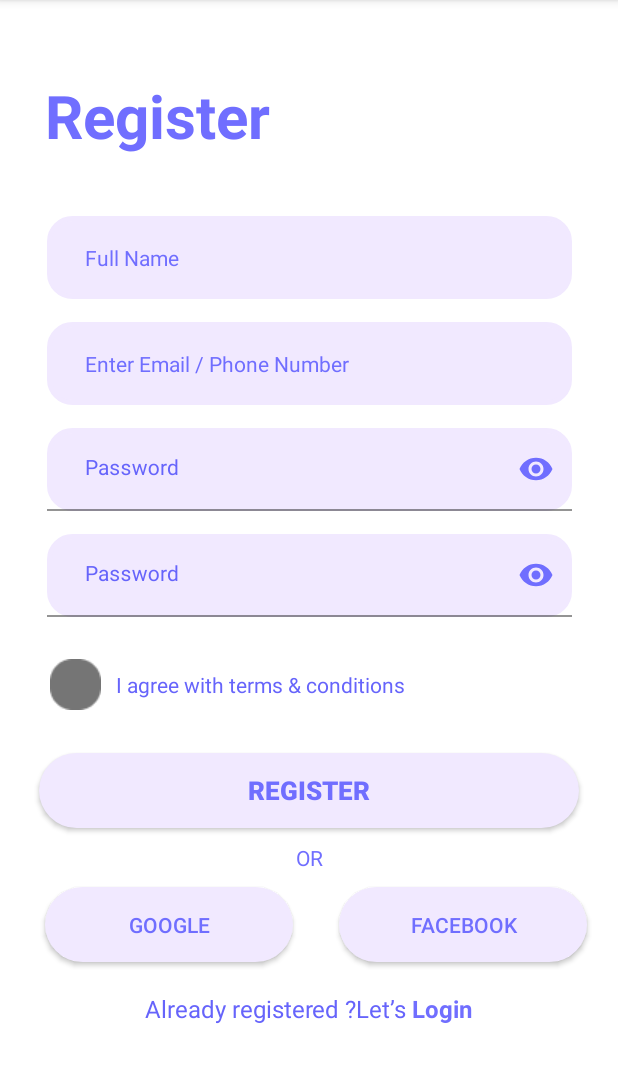
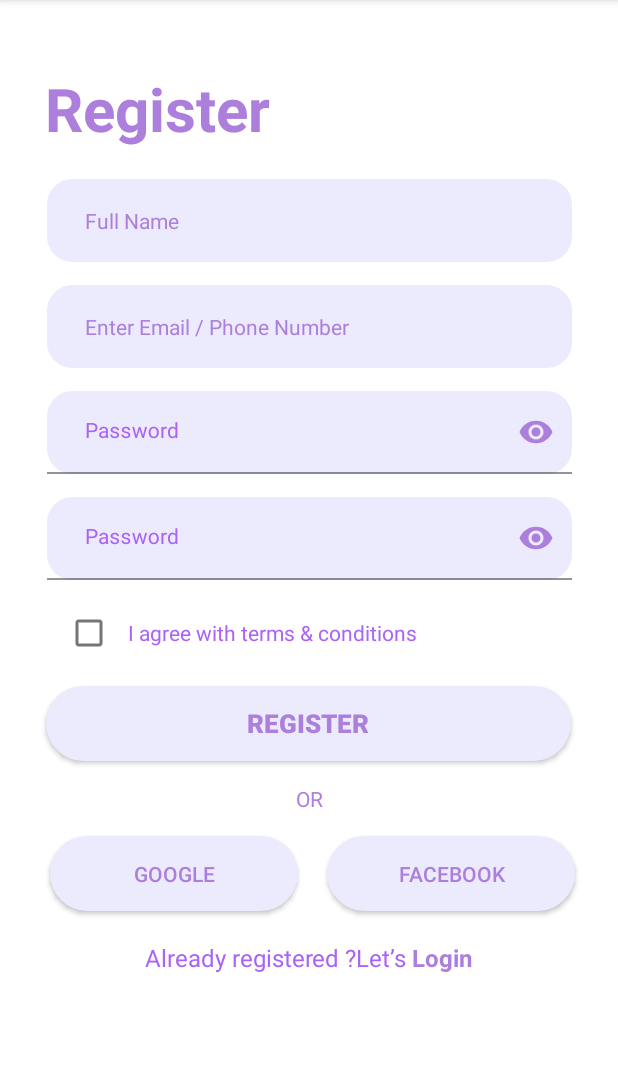
Before and after one commit to darfaskhieva19/LayoutFaskhieva, an Android app: the screen it shows after launch (RegActivity), after a tap on an icon or button, on a phone screen of 412 x 824 dp, the part 84-1167 px from its top. Run offline under Robolectric (Android 15) with nearby library versions, the phone set to English and light mode, and no system bars; 1 other tap on this screen came first.

Commit message:
commit 16/11/22

```diff
--- a/app/src/main/java/com/example/layoutfaskhieva/CongratsActivity.java
+++ b/app/src/main/java/com/example/layoutfaskhieva/CongratsActivity.java
@@ -3,6 +3,7 @@ package com.example.layoutfaskhieva;
 import androidx.appcompat.app.AppCompatActivity;
 
 import android.os.Bundle;
+import android.widget.CheckBox;
 
 public class CongratsActivity extends AppCompatActivity {
 
@@ -10,5 +11,6 @@ public class CongratsActivity extends AppCompatActivity {
     protected void onCreate(Bundle savedInstanceState) {
         super.onCreate(savedInstanceState);
         setContentView(R.layout.activity_congrats);
+
     }
 }
--- a/app/src/main/java/com/example/layoutfaskhieva/LogActivity.java
+++ b/app/src/main/java/com/example/layoutfaskhieva/LogActivity.java
@@ -13,8 +13,6 @@ import android.widget.TextView;
 public class LogActivity extends AppCompatActivity {
 
     private CheckBox checkBox;
-    Button log;
-    EditText email, pass;
 
     @Override
     protected void onCreate(Bundle savedInstanceState) {
@@ -22,9 +20,6 @@ public class LogActivity extends AppCompatActivity {
         setContentView(R.layout.activity_log);
 
         checkBox = findViewById(R.id.chkBox);
-        log = findViewById(R.id.btnLog);
-        email = findViewById(R.id.Et_PhoneEmail);
-        pass = findViewById(R.id.edPasswordLog);
     }
 
     public void onRegister(View view) {
--- a/app/src/main/java/com/example/layoutfaskhieva/MainActivity.java
+++ b/app/src/main/java/com/example/layoutfaskhieva/MainActivity.java
@@ -8,7 +8,7 @@ import android.os.Handler;
 import android.window.SplashScreen;
 
 public class MainActivity extends AppCompatActivity {
-    private final int SPLASH_DISPLAY_LENGHT = 2000;
+    private final int SPLASH_DISPLAY_LENGHT = 3000;
     @Override
     protected void onCreate(Bundle savedInstanceState) {
         super.onCreate(savedInstanceState);
--- a/app/src/main/java/com/example/layoutfaskhieva/RegActivity.java
+++ b/app/src/main/java/com/example/layoutfaskhieva/RegActivity.java
@@ -11,35 +11,23 @@ import android.widget.EditText;
 
 public class RegActivity extends AppCompatActivity {
 
-    Button reg;
-    EditText name, email, pass, confirmPassword;
-    CheckBox checkB;
+    private CheckBox checkBox;
 
     @Override
     protected void onCreate(Bundle savedInstanceState) {
         super.onCreate(savedInstanceState);
         setContentView(R.layout.activity_reg);
 
-        reg = findViewById(R.id.btnReg);
-        name = findViewById(R.id.Et_FullName);
-        email = findViewById(R.id.Et_Phone_Email);
-        pass = findViewById(R.id.edPasswordReg);
-        confirmPassword = findViewById(R.id.editPassword);
-        checkB = findViewById(R.id.checkBox);
+        checkBox = findViewById(R.id.checkBox);
     }
 
     public void onLogIn(View view) {
-        Intent logIntent = new Intent(this,LogActivity.class);
+        Intent logIntent = new Intent(this, LogActivity.class);
         startActivity(logIntent);
     }
 
     public void onRegister(View v) {
-        if (!email.getText().toString().isEmpty() &&
-                !pass.getText().toString().isEmpty() &&
-                !name.getText().toString().isEmpty() &&
-                !confirmPassword.getText().toString().isEmpty() &&
-                checkB.isChecked()) {
-            startActivity(new Intent(RegActivity.this, CongratsActivity.class));
-        }
+        Intent intent = new Intent(this, CongratsActivity.class);
+        startActivity(intent);
     }
 }
--- a/app/src/main/res/drawable/checkbox_designed.xml
+++ b/app/src/main/res/drawable/checkbox_designed.xml
@@ -1,9 +1,4 @@
 <?xml version="1.0" encoding="utf-8"?>
 <selector xmlns:android="http://schemas.android.com/apk/res/android" >
-    <item android:state_checked="true"
-        android:drawable="@drawable/checkbox"/>
-    <item android:state_pressed="true"
-        android:drawable="@drawable/checkbox2"/>
-    <item android:state_pressed="false"
-        android:drawable="@drawable/checkbox"/>
+
 </selector>
--- a/app/src/main/res/layout/activity_reg.xml
+++ b/app/src/main/res/layout/activity_reg.xml
@@ -23,14 +23,16 @@
                 android:id="@+id/txtReg"
                 android:layout_width="wrap_content"
                 android:layout_height="wrap_content"
-        android:layout_marginStart="30dp"
-        android:layout_marginTop="50dp"
+                android:layout_marginTop="45dp"
+                android:layout_marginLeft="30dp"
                 android:text="@string/Reg"
                 android:textColor="@color/mainColor"
                 android:textSize="40sp"
                 android:textStyle="bold"
                 app:layout_constraintStart_toStartOf="parent"
-        app:layout_constraintTop_toTopOf="parent" />
+                app:layout_constraintTop_toTopOf="parent"
+                app:layout_constraintBottom_toTopOf="@+id/Et_FullName"
+                />
 
     <EditText
         android:id="@+id/Et_FullName"
@@ -38,16 +40,16 @@
         android:layout_height="55dp"
         android:layout_marginStart="26dp"
         android:layout_marginEnd="26dp"
-        android:layout_marginTop="40dp"
+        android:layout_marginTop="20dp"
         android:text="@string/FullName"
         android:textSize="14sp"
         android:textColor="@color/mainColor"
         android:paddingLeft="25dp"
-        android:paddingRight="25dp"
         android:background="@drawable/border_text"
         app:layout_constraintTop_toBottomOf="@+id/txtReg"
         app:layout_constraintEnd_toEndOf="parent"
-        app:layout_constraintStart_toStartOf="parent"/>
+        app:layout_constraintStart_toStartOf="parent"
+        app:layout_constraintBottom_toTopOf="@+id/Et_Phone_Email"/>
 
     <EditText
         android:id="@+id/Et_Phone_Email"
@@ -59,12 +61,30 @@
         android:text="@string/EnterPhone"
         android:textColor="@color/mainColor"
         android:paddingLeft="25dp"
-        android:paddingRight="25dp"
         android:background="@drawable/border_text"
         android:textSize="14sp"
         app:layout_constraintEnd_toEndOf="parent"
         app:layout_constraintStart_toStartOf="parent"
-        app:layout_constraintTop_toBottomOf="@+id/Et_FullName"/>
+        app:layout_constraintTop_toBottomOf="@+id/Et_FullName"
+        app:layout_constraintBottom_toTopOf="@+id/edPasswordReg"/>
+
+            <CheckBox
+                android:id="@+id/checkBox"
+                android:layout_width="300dp"
+                android:layout_height="40dp"
+                android:layout_marginLeft="20dp"
+                android:layout_marginTop="15dp"
+                android:layout_marginEnd="26dp"
+                android:text="@string/tAgree"
+                android:textColor="@color/forTxt"
+
+                android:textSize="14sp"
+                android:padding="10dp"
+                app:layout_constraintEnd_toEndOf="parent"
+                app:layout_constraintStart_toStartOf="parent"
+                app:layout_constraintTop_toBottomOf="@+id/editPassword"
+                app:layout_constraintBottom_toTopOf="@+id/btnReg"
+                />
 
     <com.google.android.material.textfield.TextInputLayout
         android:id="@+id/edPasswordReg"
@@ -78,6 +98,7 @@
         app:layout_constraintEnd_toEndOf="parent"
         app:layout_constraintStart_toStartOf="parent"
         app:layout_constraintTop_toBottomOf="@+id/Et_Phone_Email"
+        app:layout_constraintBottom_toTopOf="@+id/editPassword"
         android:textColorHint="@color/forTxt">
         <com.google.android.material.textfield.TextInputEditText
             android:id="@id/edPasswordReg"
@@ -105,6 +126,7 @@
         app:layout_constraintEnd_toEndOf="parent"
         app:layout_constraintStart_toStartOf="parent"
         app:layout_constraintTop_toBottomOf="@+id/edPasswordReg"
+        app:layout_constraintBottom_toTopOf="@+id/checkBox"
         android:textColorHint="@color/forTxt">
         <com.google.android.material.textfield.TextInputEditText
             android:id="@id/editPassword"
@@ -120,29 +142,12 @@
             tools:ignore="RtlSymmetry" />
     </com.google.android.material.textfield.TextInputLayout>
 
-    <CheckBox
-        android:id="@+id/checkBox"
-        android:layout_width="300dp"
-        android:layout_height="40dp"
-        android:layout_marginStart="15dp"
-        android:layout_marginTop="25dp"
-        android:layout_marginEnd="26dp"
-        android:button="@drawable/checkbox_designed"
-        android:padding="10dp"
-        android:text="@string/tAgree"
-        android:textColor="@color/forTxt"
-        android:textSize="14sp"
-        app:layout_constraintEnd_toEndOf="parent"
-        app:layout_constraintHorizontal_bias="0.25"
-        app:layout_constraintStart_toStartOf="parent"
-        app:layout_constraintTop_toBottomOf="@+id/editPassword" />
-
     <android.widget.Button
         android:id="@+id/btnReg"
-        android:layout_width="360dp"
+        android:layout_width="350dp"
         android:layout_height="50dp"
         android:layout_marginBottom="32dp"
-        android:layout_marginTop="25dp"
+        android:layout_marginTop="15dp"
         android:layout_marginStart="26dp"
         android:layout_marginEnd="26dp"
         android:text="Register"
@@ -154,7 +159,8 @@
         app:layout_constraintEnd_toEndOf="parent"
         app:layout_constraintHorizontal_bias="0.498"
         app:layout_constraintStart_toStartOf="parent"
-        app:layout_constraintTop_toBottomOf="@+id/checkBox" />
+        app:layout_constraintTop_toBottomOf="@+id/checkBox"
+        app:layout_constraintBottom_toTopOf="@+id/txtOR"/>
 
     <TextView
         android:id="@+id/txtOR"
@@ -163,7 +169,7 @@
         android:text="OR"
         android:textSize="14sp"
         android:textColor="@color/mainColor"
-        android:layout_marginTop="10dp"
+        android:layout_marginTop="15dp"
         app:layout_constraintEnd_toEndOf="parent"
         app:layout_constraintStart_toStartOf="parent"
         app:layout_constraintTop_toBottomOf="@+id/btnReg" />
@@ -172,22 +178,23 @@
                 android:id="@+id/btnGOOGLE"
                 android:layout_width="165dp"
                 android:layout_height="50dp"
-        android:layout_marginStart="9dp"
-        android:layout_marginTop="10dp"
+                android:layout_marginStart="30dp"
+                android:layout_marginTop="15dp"
                 android:background="@drawable/color_btn"
                 android:text="GOOGLE"
+                android:textColor="@color/mainColor"
                 android:textSize="14sp"
-        android:textColor="@color/mainColor"
-        app:layout_constraintTop_toBottomOf="@+id/txtOR"
+                app:layout_constraintEnd_toStartOf="@+id/btnFACEBOOK"
                 app:layout_constraintStart_toStartOf="parent"
-        app:layout_constraintEnd_toStartOf="@+id/btnFACEBOOK" />
+                app:layout_constraintTop_toBottomOf="@+id/txtOR" />
 
             <android.widget.Button
                 android:id="@+id/btnFACEBOOK"
                 android:layout_width="165dp"
                 android:layout_height="50dp"
-        android:layout_marginStart="10dp"
-        android:layout_marginTop="10dp"
+                android:layout_marginStart="15dp"
+                android:layout_marginTop="15dp"
+                android:layout_marginEnd="25sp"
                 android:background="@drawable/color_btn"
                 android:text="FACEBOOK"
                 android:textColor="@color/mainColor"
@@ -211,7 +218,8 @@
         app:layout_constraintEnd_toEndOf="parent"
         app:layout_constraintStart_toEndOf="@+id/btnGOOGLE"
         app:layout_constraintStart_toStartOf="parent"
-        app:layout_constraintTop_toBottomOf="@+id/btnFACEBOOK" />
+        app:layout_constraintTop_toBottomOf="@+id/btnFACEBOOK"
+        />
         </androidx.constraintlayout.widget.ConstraintLayout>
 
     </ScrollView>
--- a/app/src/main/res/values/colors.xml
+++ b/app/src/main/res/values/colors.xml
@@ -7,8 +7,8 @@
     <color name="teal_700">#FF018786</color>
     <color name="black">#FF000000</color>
     <color name="white">#FFFFFFFF</color>
-    <color name="mainColor">#706EFF</color>
-    <color name="forTxt">#6664FB</color>
-    <color name="forFields">#F1E9FF</color>
-    <color name="bottomTxt">#9176FF</color>
+    <color name="mainColor">#AD7FDC</color>
+    <color name="forTxt">#AB63F5</color>
+    <color name="forFields">#EBEBFD</color>
+    <color name="bottomTxt">#BC81F9</color>
 </resources>
--- a/app/src/main/res/values/strings.xml
+++ b/app/src/main/res/values/strings.xml
@@ -2,15 +2,15 @@
     <string name="app_name">LayoutFaskhieva</string>
     <string name="AppName">App Name</string>
     <string name="Text">Lorem ipsum dolor sit amet, consectetur</string>
-    <string name="txtTeam"><font color="#6664FB">Product of</font><font color="#706EFF"><b>Team Name</b></font></string>
+    <string name="txtTeam"><font color="#AB63F5">Product of</font><font color="#AD7FDC"><b>Team Name</b></font></string>
     <string name="Reg">Register</string>
     <string name="FullName">Full Name</string>
     <string name="EnterPhone">Enter Email / Phone Number</string>
     <string name="tAgree">I agree with terms &amp; conditions</string>
-    <string name="tAlready"><font color="#6664FB">Already registered ?Let’s </font><font color="#706EFF"><b>Login</b></font></string>
+    <string name="tAlready"><font color="#AB63F5">Already registered ?Let’s </font><font color="#AD7FDC"><b>Login</b></font></string>
     <string name="Account">Account Created\nSuccessfully</string>
     <string name="Log">Log In</string>
     <string name="ForgetPass">Forget Password?</string>
     <string name="Remember">Remember Password</string>
-    <string name="HaveAccount"><font color="#6664FB">Dont’ have an account? Let’s  </font><font color="#706EFF"><b>Register</b></font></string>
+    <string name="HaveAccount"><font color="#AB63F5">Dont’ have an account? Let’s  </font><font color="#AD7FDC"><b>Register</b></font></string>
 </resources>
```
Also changed, not shown: app/src/main/res/layout/activity_congrats.xml (+20 -3 lines), app/src/main/res/layout/activity_log.xml (+45 -36 lines), app/src/main/res/layout/activity_main.xml (+20 -1 lines), app/src/main/res/drawable-v24/checkbox.png (deleted), app/src/main/res/drawable-v24/checkbox2.png (deleted), app/src/main/res/drawable-v24/eyeslash.png (deleted). Lines whose indentation alone changed are shown as unchanged.
